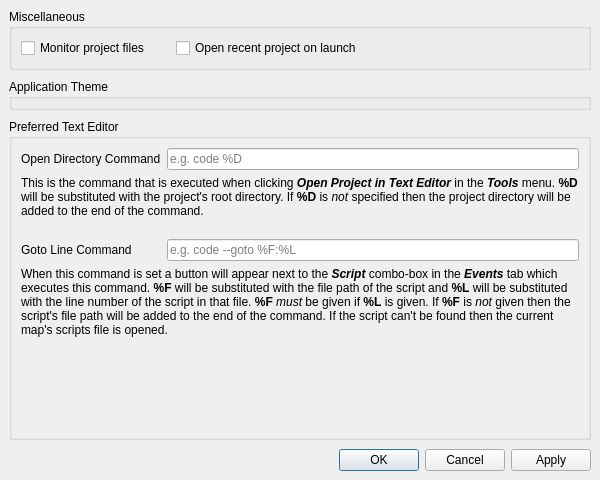
Qt form forms/preferenceeditor.ui (huderlem/porymap) before a commit.
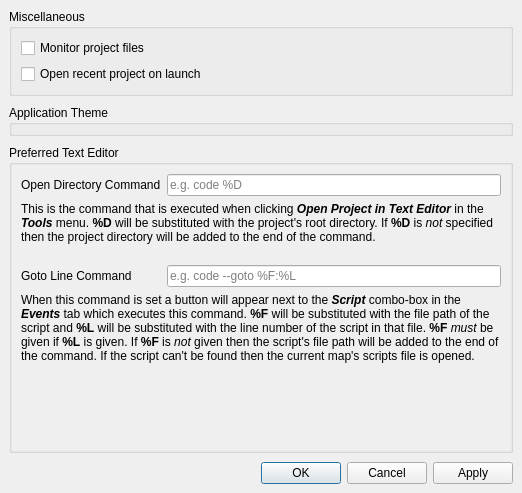
The same form after that commit.

Commit message: Fix some window and scrollbox sizes

The edit to the form file:
```diff
--- a/forms/preferenceeditor.ui
+++ b/forms/preferenceeditor.ui
@@ -6,8 +6,8 @@
    <rect>
     <x>0</x>
     <y>0</y>
-    <width>600</width>
-    <height>480</height>
+    <width>522</width>
+    <height>493</height>
    </rect>
   </property>
   <property name="windowTitle">
@@ -23,49 +23,20 @@
       <property name="title">
        <string>Miscellaneous</string>
       </property>
-      <layout class="QGridLayout" name="gridLayout_3">
-       <item row="0" column="3">
-        <spacer name="horizontalSpacer">
-         <property name="orientation">
-          <enum>Qt::Horizontal</enum>
-         </property>
-         <property name="sizeHint" stdset="0">
-          <size>
-           <width>40</width>
-           <height>20</height>
-          </size>
-         </property>
-        </spacer>
-       </item>
-       <item row="0" column="2">
-        <widget class="QCheckBox" name="checkBox_OpenRecentProject">
-         <property name="text">
-          <string>Open recent project on launch</string>
-         </property>
-        </widget>
-       </item>
-       <item row="0" column="0">
+      <layout class="QVBoxLayout" name="verticalLayout_2">
+       <item>
         <widget class="QCheckBox" name="checkBox_MonitorProjectFiles">
          <property name="text">
           <string>Monitor project files</string>
          </property>
         </widget>
        </item>
-       <item row="0" column="1">
-        <spacer name="horizontalSpacer_2">
-         <property name="orientation">
-          <enum>Qt::Horizontal</enum>
+       <item>
+        <widget class="QCheckBox" name="checkBox_OpenRecentProject">
+         <property name="text">
+          <string>Open recent project on launch</string>
          </property>
-         <property name="sizeType">
-          <enum>QSizePolicy::Maximum</enum>
-         </property>
-         <property name="sizeHint" stdset="0">
-          <size>
-           <width>20</width>
-           <height>20</height>
-          </size>
-         </property>
-        </spacer>
+        </widget>
        </item>
       </layout>
      </widget>
@@ -117,8 +88,8 @@
            <rect>
             <x>0</x>
             <y>0</y>
-            <width>570</width>
-            <height>322</height>
+            <width>492</width>
+            <height>327</height>
            </rect>
           </property>
           <layout class="QGridLayout" name="gridLayout_2">
```
The commit also changes 4 other files.
